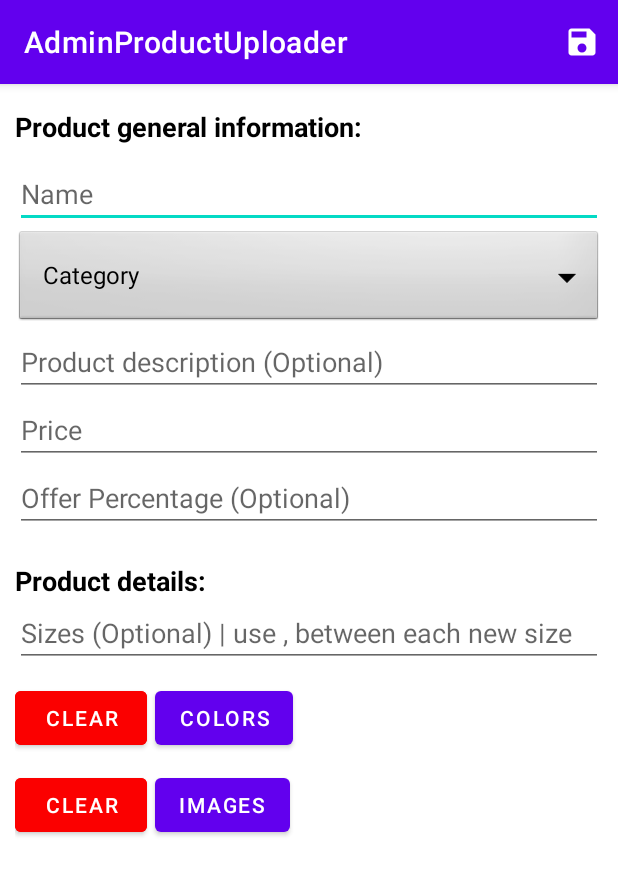
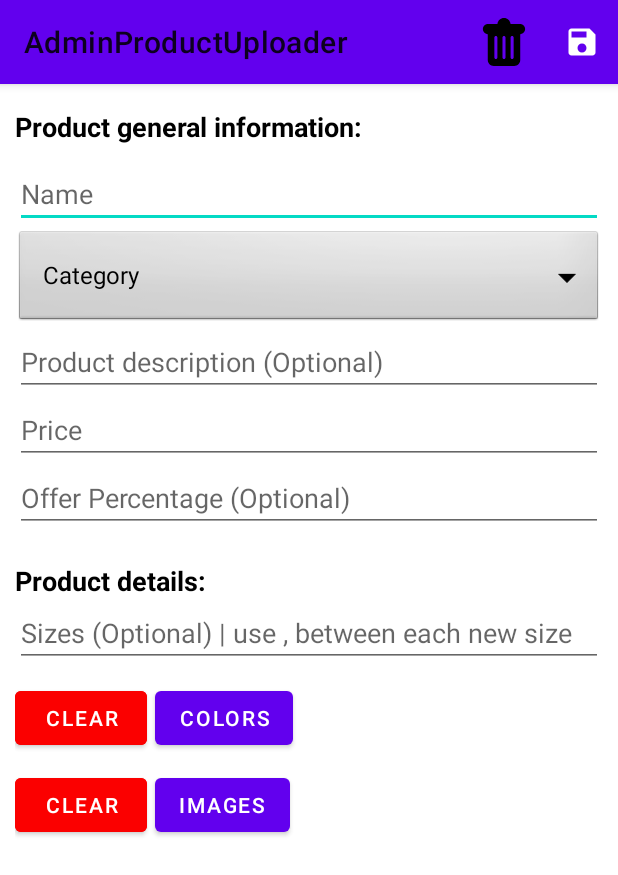
Before and after one commit to LordAndradus/SkyboltAdminProductUploader, an Android app: the screen it shows after launch (MainActivity), on a phone screen of 412 x 824 dp. Shown: the top 875 px of the screen. Run offline under Robolectric (Android 15) with nearby library versions, the phone set to English and light mode, and no system bars; our stand-ins replace Firebase (no records; nobody signed in at launch, a user with empty details on screens opened directly); libraries missing offline, so code that uses them is left out: com.skydoves.colorpickerview.

Commit message:
Spruced some stuff up, and added more functionality

```diff
--- /dev/null
+++ b/app/src/main/res/drawable/ic_trash_can.xml
@@ -0,0 +1,9 @@
+<vector xmlns:android="http://schemas.android.com/apk/res/android"
+    android:width="800dp"
+    android:height="800dp"
+    android:viewportWidth="457.5"
+    android:viewportHeight="457.5">
+  <path
+      android:pathData="M381.58,57.07h-90.23C288.4,25.11 261.46,0 228.75,0C196.04,0 169.1,25.11 166.16,57.07H75.93c-26.67,0 -48.36,21.69 -48.36,48.36c0,26.02 20.66,47.29 46.43,48.31v246.69c0,31.47 25.6,57.07 57.07,57.07h195.38c31.47,0 57.07,-25.6 57.07,-57.07V153.74c25.77,-1.02 46.43,-22.29 46.43,-48.31C429.94,78.76 408.24,57.07 381.58,57.07zM165.84,376.82c0,8.01 -6.5,14.51 -14.51,14.51c-8.01,0 -14.51,-6.5 -14.51,-14.51V186.11c0,-8.01 6.5,-14.51 14.51,-14.51c8.01,0 14.51,6.5 14.51,14.51V376.82zM243.26,376.82c0,8.01 -6.5,14.51 -14.51,14.51c-8.01,0 -14.51,-6.5 -14.51,-14.51V186.11c0,-8.01 6.5,-14.51 14.51,-14.51c8.01,0 14.51,6.5 14.51,14.51V376.82zM320.68,376.82c0,8.01 -6.5,14.51 -14.51,14.51c-8.01,0 -14.51,-6.5 -14.51,-14.51V186.11c0,-8.01 6.5,-14.51 14.51,-14.51s14.51,6.5 14.51,14.51V376.82z"
+      android:fillColor="#000000"/>
+</vector>
--- a/app/src/main/res/layout/activity_main.xml
+++ b/app/src/main/res/layout/activity_main.xml
@@ -104,7 +104,7 @@
                 android:layout_width="match_parent"
                 android:layout_height="wrap_content"
                 android:hint="Sizes (Optional) | use , between each new size"
-                android:inputType="number"/>
+                android:inputType="text" />
 
             <LinearLayout
                 android:layout_width="wrap_content"
--- a/app/src/main/res/menu/toolbar_menu.xml
+++ b/app/src/main/res/menu/toolbar_menu.xml
@@ -2,6 +2,12 @@
 <menu xmlns:android="http://schemas.android.com/apk/res/android"
     xmlns:app="http://schemas.android.com/apk/res-auto">
 
+    <item android:id="@+id/clearSelection"
+        android:icon="@drawable/ic_trash_can"
+        app:showAsAction="ifRoom"
+        android:title="Clear Selection"
+        android:iconTint="@color/red_200"
+        />
 
     <item android:id="@+id/saveProduct"
         android:icon="@drawable/ic_save"
--- a/app/src/main/res/values-night/themes.xml
+++ b/app/src/main/res/values-night/themes.xml
@@ -1,6 +1,6 @@
 <resources xmlns:tools="http://schemas.android.com/tools">
     <!-- Base application theme. -->
-    <style name="Base.Theme.AdminProductUploader" parent="Theme.MaterialComponents.DayNight.DarkActionBar">
+    <style name="Base.Theme.AdminProductUploader" parent="Theme.MaterialComponents.Light">
         <!-- Primary brand color. -->
         <item name="colorPrimary">@color/purple_500</item>
         <item name="colorPrimaryVariant">@color/purple_700</item>
--- a/app/src/main/res/values/themes.xml
+++ b/app/src/main/res/values/themes.xml
@@ -1,6 +1,6 @@
 <resources xmlns:tools="http://schemas.android.com/tools">
     <!-- Base application theme. -->
-    <style name="Base.Theme.AdminProductUploader" parent="Theme.MaterialComponents.DayNight.DarkActionBar">
+    <style name="Base.Theme.AdminProductUploader" parent="Theme.MaterialComponents.Light">
         <!-- Primary brand color. -->
         <item name="colorPrimary">@color/purple_500</item>
         <item name="colorPrimaryVariant">@color/purple_700</item>
```
Also changed, not shown: app/src/main/java/edu/utsa/cs3443/adminproductuploader/MainActivity.kt (+65 -21 lines).
